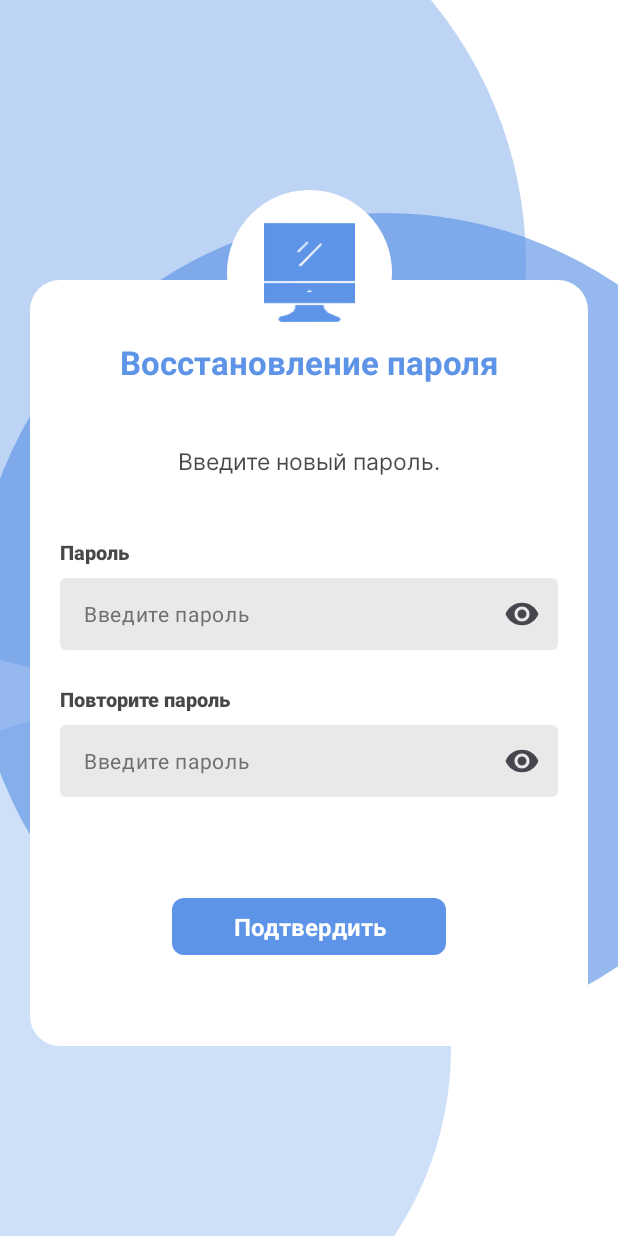
After one commit to typeCPP/technostore, an Android app: the layout password_recovery_page_fragment.xml on its own in the app's theme, with its tools: preview values and no code run, on a phone screen of 412 x 824 dp. The commit adds this screen. Run offline under Robolectric (Android 15) with nearby library versions, the light colour scheme and no system bars.

Commit message:
Add confirm code and recovery password pages
Add recovery password page
Add confirm code page

```diff
--- a/client/core/src/main/res/values/color.xml
+++ b/client/core/src/main/res/values/color.xml
@@ -19,4 +19,5 @@
     <color name="background_blackout_cong_color">#80000000</color>
     <color name="text_cong_color">#CC505050</color>
     <color name="background_cong_color">#EFEAEA</color>
+    <color name="light_color_text_grey">#B8000000</color>
 </resources>
--- a/client/core/src/main/res/values/styles.xml
+++ b/client/core/src/main/res/values/styles.xml
@@ -6,4 +6,23 @@
         <item name="android:textAllCaps">false</item>
         <item name="android:textColor">@color/black</item>
     </style>
+
+    <style name="confirm_code_edit_text">
+        <item name="android:backgroundTint">@color/basic_color</item>
+        <item name="android:backgroundTintMode">add</item>
+        <item name="android:lines">1</item>
+        <item name="android:maxLength">1</item>
+        <item name="android:singleLine">true</item>
+        <item name="android:ems">1</item>
+        <item name="android:textColor">@color/color_accent</item>
+        <item name="android:textSize">40sp</item>
+        <item name="android:inputType">number</item>
+        <item name="android:textAlignment">center</item>
+    </style>
+
+    <style name="inter_regular_style_text">
+        <item name="android:fontFamily">@font/inter_regular</item>
+        <item name="android:textAllCaps">false</item>
+        <item name="android:textColor">@color/light_color_text_grey</item>
+    </style>
 </resources>
--- /dev/null
+++ b/client/feature-login/src/main/res/layout/password_recovery_page_fragment.xml
@@ -0,0 +1,237 @@
+<?xml version="1.0" encoding="utf-8"?>
+<androidx.constraintlayout.widget.ConstraintLayout xmlns:android="http://schemas.android.com/apk/res/android"
+    xmlns:app="http://schemas.android.com/apk/res-auto"
+    xmlns:tools="http://schemas.android.com/tools"
+    android:layout_width="match_parent"
+    android:layout_height="match_parent"
+    android:background="@color/main_background">
+
+    <androidx.constraintlayout.widget.Guideline
+        android:id="@+id/gl_top"
+        android:layout_width="wrap_content"
+        android:layout_height="wrap_content"
+        android:orientation="horizontal"
+        app:layout_constraintGuide_begin="@dimen/space_5x" />
+
+    <androidx.constraintlayout.widget.Guideline
+        android:id="@+id/gl_start"
+        android:layout_width="wrap_content"
+        android:layout_height="wrap_content"
+        android:orientation="vertical"
+        app:layout_constraintGuide_begin="@dimen/space_5x" />
+
+    <androidx.constraintlayout.widget.Guideline
+        android:id="@+id/gl_end"
+        android:layout_width="wrap_content"
+        android:layout_height="wrap_content"
+        android:orientation="vertical"
+        app:layout_constraintGuide_end="@dimen/space_5x" />
+
+    <include layout="@layout/background_circles" />
+
+    <androidx.constraintlayout.widget.ConstraintLayout
+        android:id="@+id/back_panel"
+        android:layout_width="0dp"
+        android:layout_height="0dp"
+        android:layout_marginTop="60dp"
+        android:background="@drawable/back_panel_background"
+        android:gravity="center"
+        android:orientation="vertical"
+        android:paddingHorizontal="@dimen/space_5x"
+        app:layout_constraintBottom_toBottomOf="parent"
+        app:layout_constraintEnd_toEndOf="@id/gl_end"
+        app:layout_constraintHeight_percent="0.62"
+        app:layout_constraintStart_toStartOf="@id/gl_start"
+        app:layout_constraintTop_toTopOf="parent">
+
+        <TextView
+            android:id="@+id/tv_password_recovery"
+            android:layout_width="wrap_content"
+            android:layout_height="wrap_content"
+            android:layout_marginTop="@dimen/space_10x"
+            android:text="@string/password_recovery"
+            android:textColor="@color/basic_color"
+            android:textSize="22sp"
+            android:textStyle="bold"
+            app:layout_constraintEnd_toEndOf="parent"
+            app:layout_constraintStart_toStartOf="parent"
+            app:layout_constraintTop_toTopOf="parent" />
+
+        <TextView
+            android:id="@+id/tv_enter_new_password"
+            android:layout_width="wrap_content"
+            android:layout_height="wrap_content"
+            android:text="@string/enter_new_password"
+            app:layout_constraintStart_toStartOf="parent"
+            android:layout_marginTop="@dimen/space_10x"
+            android:paddingStart="@dimen/space_2x"
+            android:paddingEnd="@dimen/space_2x"
+            app:layout_constraintEnd_toEndOf="parent"
+            app:layout_constraintTop_toBottomOf="@id/tv_password_recovery"
+            android:gravity="center"
+            style="@style/inter_regular_style_text"
+            android:textSize="15sp" />
+
+        <TextView
+            android:id="@+id/tv_password"
+            android:layout_width="wrap_content"
+            android:layout_height="wrap_content"
+            android:layout_gravity="start"
+            android:layout_marginTop="40dp"
+            android:text="@string/password"
+            android:textColor="@color/light_color_text"
+            android:textSize="13sp"
+            style="@style/black_style_roboto_text"
+            app:layout_constraintStart_toStartOf="parent"
+            app:layout_constraintTop_toBottomOf="@id/tv_enter_new_password"/>
+
+        <androidx.constraintlayout.widget.ConstraintLayout
+            android:id="@+id/cl_password_back_panel"
+            android:layout_width="match_parent"
+            android:layout_height="wrap_content"
+            android:layout_marginTop="@dimen/space_2x"
+            android:orientation="horizontal"
+            app:layout_constraintStart_toStartOf="parent"
+            app:layout_constraintTop_toBottomOf="@id/tv_password">
+
+            <com.google.android.material.textfield.TextInputLayout
+                android:id="@+id/til_password"
+                android:layout_width="0dp"
+                android:layout_height="wrap_content"
+                android:textColorHint="@color/icon_nav_not_selected"
+                app:boxStrokeColor="@color/transparent"
+                app:boxStrokeErrorColor="@color/transparent"
+                app:endIconMode="password_toggle"
+                app:errorTextColor="@color/negative_rating"
+                app:hintEnabled="false"
+                app:layout_constraintEnd_toEndOf="parent"
+                app:layout_constraintStart_toStartOf="parent"
+                app:layout_constraintTop_toTopOf="parent"
+                app:prefixTextColor="@color/white">
+
+                <com.google.android.material.textfield.TextInputEditText
+                    android:id="@+id/et_password"
+                    android:layout_width="match_parent"
+                    android:layout_height="match_parent"
+                    android:background="@drawable/edit_text_background"
+                    android:hint="@string/enter_password"
+                    android:inputType="textPassword"
+                    android:textColorHint="@color/tv_hint"
+                    android:paddingHorizontal="@dimen/space_2x"
+                    android:paddingVertical="@dimen/space_2x"
+                    android:textColor="@color/color_accent"
+                    android:textCursorDrawable="@null"
+                    android:textSize="14sp" />
+            </com.google.android.material.textfield.TextInputLayout>
+        </androidx.constraintlayout.widget.ConstraintLayout>
+
+        <View
+            android:id="@+id/v_empty_view_near_password"
+            android:layout_width="1dp"
+            android:layout_height="1dp"
+            app:layout_constraintStart_toStartOf="parent"
+            app:layout_constraintEnd_toStartOf="@id/tv_password"
+            app:layout_constraintTop_toTopOf="@id/cl_password_back_panel" />
+
+        <TextView
+            android:id="@+id/tv_repeat_password"
+            android:layout_width="wrap_content"
+            android:layout_height="wrap_content"
+            android:layout_gravity="start"
+            android:layout_marginTop="@dimen/space_16.5x"
+            android:text="@string/repeat_password"
+            android:textColor="@color/light_color_text"
+            android:textSize="13sp"
+            style="@style/black_style_roboto_text"
+            app:layout_constraintStart_toStartOf="parent"
+            app:layout_constraintTop_toBottomOf="@id/v_empty_view_near_password"/>
+
+        <androidx.constraintlayout.widget.ConstraintLayout
+            android:id="@+id/cl_password_back_panel2"
+            android:layout_width="match_parent"
+            android:layout_height="wrap_content"
+            android:layout_marginTop="@dimen/space_2x"
+            android:orientation="horizontal"
+            app:layout_constraintStart_toStartOf="parent"
+            app:layout_constraintTop_toBottomOf="@id/tv_repeat_password">
+
+            <com.google.android.material.textfield.TextInputLayout
+                android:id="@+id/til_password2"
+                android:layout_width="0dp"
+                android:layout_height="wrap_content"
+                android:textColorHint="@color/icon_nav_not_selected"
+                app:boxStrokeColor="@color/transparent"
+                app:boxStrokeErrorColor="@color/transparent"
+                app:endIconMode="password_toggle"
+                app:errorTextColor="@color/negative_rating"
+                app:hintEnabled="false"
+                app:layout_constraintEnd_toEndOf="parent"
+                app:layout_constraintStart_toStartOf="parent"
+                app:layout_constraintTop_toTopOf="parent"
+                app:prefixTextColor="@color/white">
+
+                <com.google.android.material.textfield.TextInputEditText
+                    android:id="@+id/et_password2"
+                    android:layout_width="match_parent"
+                    android:layout_height="match_parent"
+                    android:background="@drawable/edit_text_background"
+                    android:hint="@string/enter_password"
+                    android:inputType="textPassword"
+                    android:textColorHint="@color/tv_hint"
+                    android:paddingHorizontal="@dimen/space_2x"
+                    android:paddingVertical="@dimen/space_2x"
+                    android:textColor="@color/color_accent"
+                    android:textCursorDrawable="@null"
+                    android:textSize="14sp" />
+            </com.google.android.material.textfield.TextInputLayout>
+        </androidx.constraintlayout.widget.ConstraintLayout>
+
+        <View
+            android:id="@+id/v_empty_view_near_repeat_password"
+            android:layout_width="1dp"
+            android:layout_height="1dp"
+            app:layout_constraintStart_toStartOf="parent"
+            app:layout_constraintEnd_toStartOf="@id/tv_repeat_password"
+            app:layout_constraintTop_toTopOf="@id/cl_password_back_panel2" />
+
+
+
+        <TextView
+            android:id="@+id/tv_button_confirm"
+            android:layout_width="0dp"
+            android:layout_height="wrap_content"
+            android:layout_marginTop="30dp"
+            android:layout_marginBottom="@dimen/space_6x"
+            android:background="@drawable/sign_in_button_background"
+            android:gravity="center"
+            android:paddingVertical="@dimen/space_2x"
+            android:text="@string/confirm"
+            android:textColor="@color/white"
+            android:textSize="16sp"
+            android:textStyle="bold"
+            app:layout_constraintBottom_toBottomOf="parent"
+            app:layout_constraintEnd_toEndOf="parent"
+            app:layout_constraintStart_toStartOf="parent"
+            app:layout_constraintTop_toBottomOf="@id/cl_password_back_panel2"
+            app:layout_constraintWidth_percent="0.55" />
+
+    </androidx.constraintlayout.widget.ConstraintLayout>
+
+    <ImageView
+        android:id="@+id/iv_book"
+        android:layout_width="110dp"
+        android:layout_height="110dp"
+        android:layout_marginBottom="-50dp"
+        android:background="@drawable/computer_icon_background"
+        android:padding="@dimen/space_5x"
+        android:src="@drawable/computer_icon"
+        app:layout_constraintBottom_toTopOf="@id/back_panel"
+        app:layout_constraintEnd_toEndOf="@id/gl_end"
+        app:layout_constraintStart_toStartOf="@id/gl_start" />
+
+    <include
+        android:id="@+id/loading"
+        layout="@layout/loading_fragment"
+        android:visibility="gone" />
+
+</androidx.constraintlayout.widget.ConstraintLayout>
--- a/client/feature-login/src/main/res/values/string.xml
+++ b/client/feature-login/src/main/res/values/string.xml
@@ -21,4 +21,9 @@
     <string name="enter_your_last_name">Введите вашу фамилию</string>
     <string name="congratulations">Поздравляем!</string>
     <string name="congratulation_description">Вы успешно зарегистрированы. Вы будете перенаправлены на главную страницу через несколько секунд.</string>
+    <string name="enter_code">Введите код, который Вам\n пришел на почту</string>
+    <string name="password_recovery">Восстановление пароля</string>
+    <string name="password_recovery_instruction">Для восстановления доступа на ваш Email будет выслан код для подтверждения.</string>
+    <string name="enter_new_password">Введите новый пароль.</string>
+    <string name="confirm">Подтвердить</string>
 </resources>
```
Also changed, not shown: client/feature-login/src/main/res/drawable/arrow_icon.xml (added, +103 -0 lines), client/feature-login/src/main/res/layout/confirm_code_page_fragment.xml (added, +133 -0 lines), client/feature-login/src/main/res/layout/password_recovery_email_page_fragment.xml (added, +164 -0 lines), client/core/src/main/res/font/inter_regular.ttf (added).
